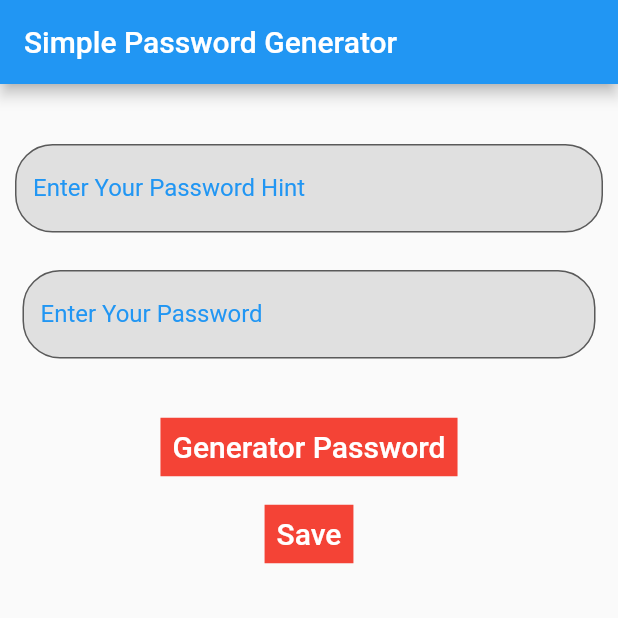
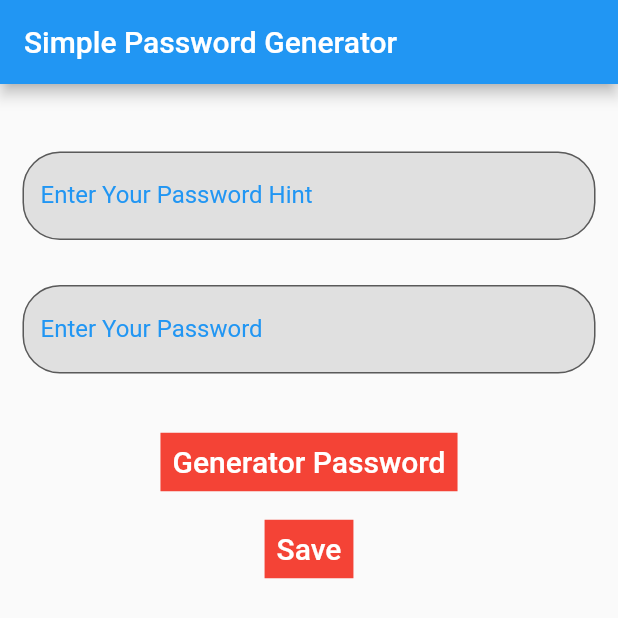
Before and after one commit to ShiekhAmish/FLutter_Apps_090, a Flutter app: the screen it shows after launch, after a tap on "Simple Password", on a phone screen of 412 x 824 dp. Shown: the top 618 px of the screen. Run offline on Flutter 3.47's test engine with Material 2 defaults, Android fonts, the phone set to English and light mode, and no system bars; our stand-ins replace animated_text_kit, audioplayers, cloud_firestore, firebase_core, font_awesome_flutter, google_fonts and 4 more; missing offline and left inert: flutter_animated_button, mailto, random_password_generator; accounts and stored records are empty.

Commit message:
I Have Done My Work (Fixing Some Bugs and Change Icon )
I Have Done My Work (Fixing Some Bugs and Change Icon )
Like Firebase update and icons in mobile etc

```diff
--- a/amish_090_mid_term_app/lib/main.dart
+++ b/amish_090_mid_term_app/lib/main.dart
@@ -20,13 +20,13 @@ class MyApp extends StatelessWidget {
   @override
   Widget build(BuildContext context) {
     return MaterialApp(
-      title: 'Flutter Demo',
+      title: 'Dashboard',
       debugShowCheckedModeBanner: false,
       theme: ThemeData(
 
         primarySwatch: Colors.blue,
       ),
-      home: MyHomePage(title: 'Flutter Demo Home Page'),
+      home: MyHomePage(title: 'Dashboard'),
     );
   }
 }
@@ -43,14 +43,22 @@ class MyHomePage extends StatefulWidget {
 }
 
 class _MyHomePageState extends State<MyHomePage> {
-
+  final Future<FirebaseApp> _initialization = Firebase.initializeApp();
   @override
   Widget build(BuildContext context) {
 
-    return Scaffold(
-      appBar: AppBar(
-
-        title: Text(widget.title),
+    return FutureBuilder(
+      future: _initialization,
+      builder: (context, snapshot) {
+        // CHeck for Errors
+        if (snapshot.hasError) {
+          print("Something went Wrong");
+        }
+        // once Completed, show your application
+        if (snapshot.connectionState == ConnectionState.done) {
+          return Scaffold(appBar: AppBar(
+            backgroundColor: Colors.deepPurpleAccent,
+            title: Text('Dashboard'),
           ),
             body: Container(
               decoration: const BoxDecoration(
@@ -66,7 +74,7 @@ class _MyHomePageState extends State<MyHomePage> {
               child: Column(
                 mainAxisAlignment: MainAxisAlignment.start,
                 children: [
-          SizedBox(height: 50,),
+                  SizedBox(height: 100,),
                   Row(
 
                     mainAxisAlignment: MainAxisAlignment.center,
@@ -103,7 +111,7 @@ class _MyHomePageState extends State<MyHomePage> {
                       ),
                     ],
                   ),
-        SizedBox(height: 10,),
+
 
 
                   Row(
@@ -178,7 +186,10 @@ class _MyHomePageState extends State<MyHomePage> {
               ),
 
             ),
-      // This trailing comma makes auto-formatting nicer for build methods.
+          );
+        }
+        return CircularProgressIndicator();
+      },
     );
   }
 }
--- a/amish_090_mid_term_app/lib/simple.dart
+++ b/amish_090_mid_term_app/lib/simple.dart
@@ -5,6 +5,10 @@ import 'package:random_password_generator/random_password_generator.dart';
 import 'dart:math';
 import 'package:cloud_firestore/cloud_firestore.dart';
 import 'package:firebase_core/firebase_core.dart';
+void main() {
+  WidgetsFlutterBinding.ensureInitialized();
+  runApp(Simple());
+}
 class Simple extends StatefulWidget {
 
 
@@ -13,6 +17,7 @@ class Simple extends StatefulWidget {
 }
 
 class _SimpleState extends State<Simple> {
+
   bool _isWithLetters = true;
   bool _isWithUppercase = false;
   bool _isWithNumbers = false;
@@ -97,7 +102,7 @@ double _passwordChars=4;
                           height: 20,
                         ),
                         Padding(
-                          padding: const EdgeInsets.all(10.0),
+                          padding: const EdgeInsets.all(15.0),
                           child: TextField(
                             controller: nameController,
                             decoration: InputDecoration(
```
Also changed, not shown: 15 other files. Lines whose indentation alone changed are shown as unchanged.
